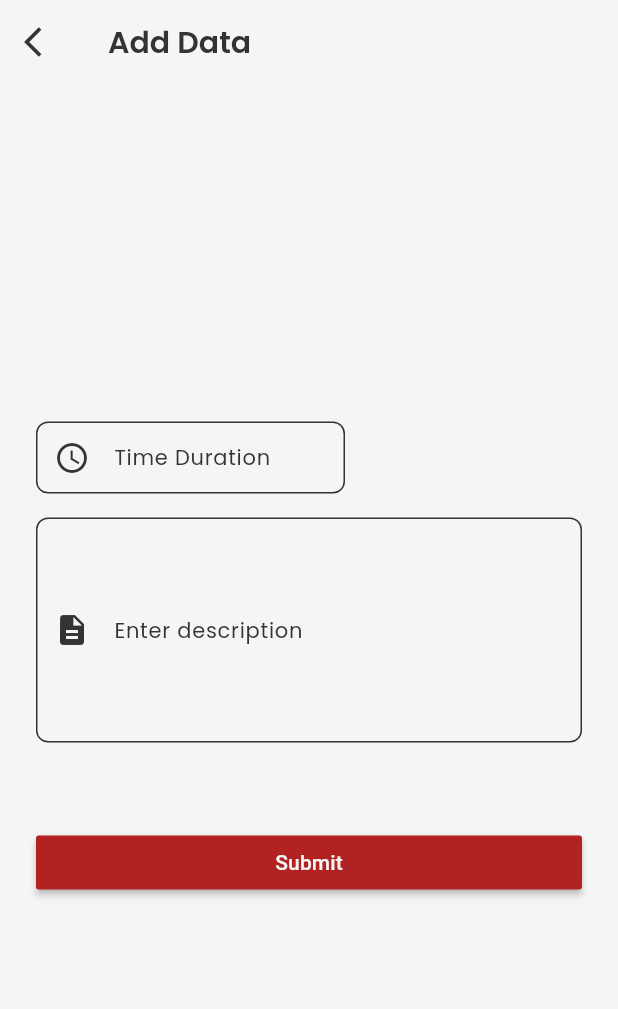
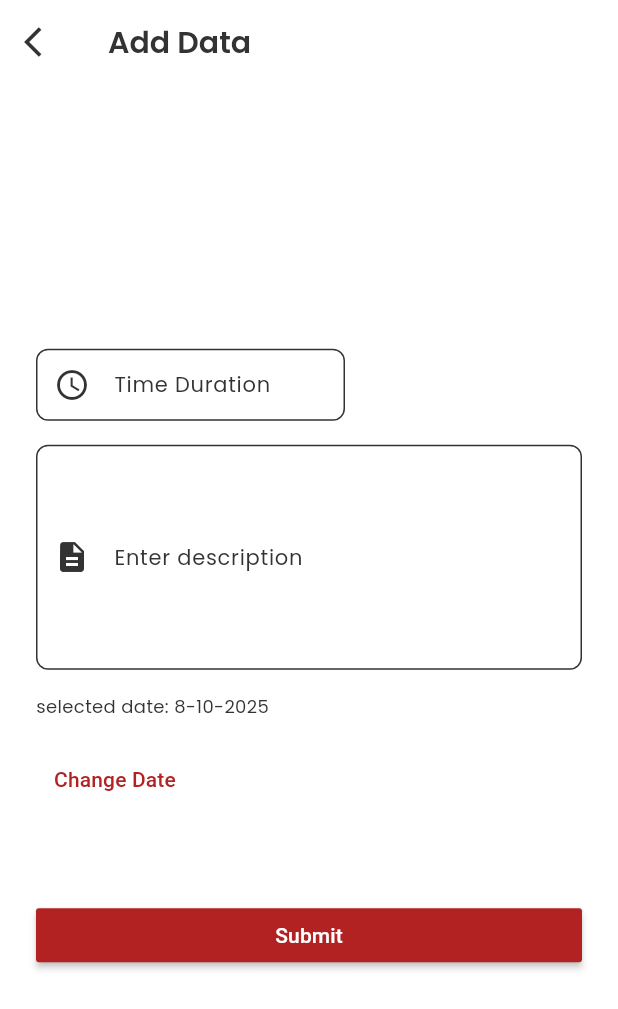
Before and after one commit to Wandilekubheka/kasi_care, a Flutter app: the screen it shows once a user with an empty profile is signed in, after a tap on the "add" icon, on a phone screen of 412 x 824 dp. Shown: the top 1009 px of the screen. Run offline on Flutter 3.47's test engine with Material 3 defaults, Android fonts, the phone set to English and light mode, and no system bars; our stand-ins replace cloud_firestore, firebase_auth, firebase_core, flutter_bloc, google_fonts; accounts and stored records are empty; generated files the repository leaves out were written again.

Commit message:
saving data about today

```diff
--- a/lib/core/theme/app_colors.dart
+++ b/lib/core/theme/app_colors.dart
@@ -4,7 +4,7 @@
 class AppColors {
   static const primary = 0xFFB22222; // FireBrick Red
   static const secondary = 0xFFFFFFFF; // White
-  static const background = 0xFFF5F5F5; // Light Grey
+  static const background = 0xFFFFFFFF; // Light Grey
   static const textPrimary = 0xFF333333; // Dark Grey
   static const textSecondary = 0xFF777777; // Medium Grey
   static const accent = 0xFFFFA500; // Orange
--- a/lib/core/theme/ktheme.dart
+++ b/lib/core/theme/ktheme.dart
@@ -6,7 +6,7 @@ abstract class Ktheme {
   static final appTheme = ThemeData(
     iconButtonTheme: IconButtonThemeData(
       style: ButtonStyle(
-        iconColor: MaterialStateProperty.all(Color(AppColors.background)),
+        iconColor: MaterialStateProperty.all(Color(AppColors.textPrimary)),
       ),
     ),
     inputDecorationTheme: InputDecorationTheme(
--- a/lib/features/auth/pages/screens/login_page.dart
+++ b/lib/features/auth/pages/screens/login_page.dart
@@ -38,6 +38,14 @@ class _LoginPageState extends State<LoginPage> {
                 child: Column(
                   children: [
                     Spacer(),
+
+                    Image.asset('assets/images/logo.jpg', height: 100),
+                    const SizedBox(height: 16),
+                    Text(
+                      'Welcome Back',
+                      style: Theme.of(context).textTheme.headlineMedium,
+                    ),
+                    const SizedBox(height: 16),
                     CustomTextFormField(
                       controller: emailController,
                       keyboardType: TextInputType.emailAddress,
--- /dev/null
+++ b/lib/features/home/blocs/home/home_cupit.dart
@@ -0,0 +1,41 @@
+import 'package:flutter_bloc/flutter_bloc.dart';
+import 'package:kasi_care/features/home/blocs/home/home_state.dart';
+import 'package:kasi_care/features/home/data/models/day.dart';
+import 'package:kasi_care/features/home/data/repository/impcalender_repository.dart';
+
+class HomeCupit extends Cubit<HomeState> {
+  final ImpCalendarRepository dataSource;
+  HomeCupit(this.dataSource) : super(HomeInitial()) {
+    fetchData(DateTime.now());
+  }
+
+  Future<void> fetchData(DateTime date) async {
+    emit(HomeLoading());
+    try {
+      final monthData = await dataSource.fetchMonthlyData(date);
+      emit(HomeMonthData(monthData));
+    } catch (e) {
+      if (e is FormatException) {
+        emit(HomeError(e.message));
+      } else {
+        print(e);
+        emit(HomeError('An unexpected error occurred'));
+      }
+    }
+  }
+
+  Future<void> addData(DayData dayData) async {
+    emit(HomeLoading());
+    try {
+      await dataSource.addDataToMonth(dayData);
+      final monthData = await dataSource.fetchMonthlyData(dayData.date);
+      emit(HomeMonthData(monthData));
+    } catch (e) {
+      if (e is FormatException) {
+        emit(HomeError(e.message));
+      } else {
+        emit(HomeError('An unexpected error occurred'));
+      }
+    }
+  }
+}
--- /dev/null
+++ b/lib/features/home/blocs/home/home_state.dart
@@ -0,0 +1,18 @@
+import 'package:kasi_care/features/home/data/models/day.dart';
+
+class HomeState {}
+
+class HomeInitial extends HomeState {}
+
+class HomeLoading extends HomeState {}
+
+class HomeMonthData extends HomeState {
+  final List<DayData> data;
+  HomeMonthData(this.data);
+}
+
+class HomeError extends HomeState {
+  final String message;
+
+  HomeError(this.message);
+}
--- a/lib/features/home/data/models/day.dart
+++ b/lib/features/home/data/models/day.dart
@@ -1 +1,44 @@
-class dayData {}
+class DayData {
+  final DateTime id;
+  final String description;
+  final int timeSpent;
+  final DateTime date;
+
+  DayData({
+    required this.id,
+    required this.description,
+    required this.timeSpent,
+    required this.date,
+  });
+
+  factory DayData.fromJson(Map<String, dynamic> json) {
+    return DayData(
+      id: DateTime.parse(json['id']),
+      description: json['description'] ?? '',
+      timeSpent: json['timeSpent'] ?? 0,
+      date: DateTime.parse(json['date']),
+    );
+  }
+  Map<String, dynamic> toJson() {
+    return {
+      'id': id.toIso8601String(),
+      'description': description,
+      'timeSpent': timeSpent,
+      'date': date.toIso8601String(),
+    };
+  }
+
+  DayData copyWith({
+    DateTime? id,
+    String? description,
+    int? timeSpent,
+    DateTime? date,
+  }) {
+    return DayData(
+      id: id ?? this.id,
+      description: description ?? this.description,
+      timeSpent: timeSpent ?? this.timeSpent,
+      date: date ?? this.date,
+    );
+  }
+}
--- /dev/null
+++ b/lib/features/home/data/repository/impcalender_repository.dart
@@ -0,0 +1,34 @@
+import 'package:kasi_care/features/home/data/models/day.dart';
+import 'package:kasi_care/features/home/data/service/firestore.dart';
+import 'package:kasi_care/features/home/data/service/local_database.dart';
+import 'package:kasi_care/features/home/domain/repository/calendar_repository.dart';
+
+class ImpCalendarRepository implements CalendarRepository {
+  final String userId;
+  final FirestoreService firestoreService;
+  final LocalDatabase localDatabase;
+  ImpCalendarRepository({
+    required this.userId,
+    required this.firestoreService,
+    required this.localDatabase,
+  });
+  @override
+  Future<List<DayData>> fetchMonthlyData(DateTime date) async {
+    return await firestoreService.fetchMonthData(date);
+  }
+
+  @override
+  Future<void> addDataToMonth(DayData dayData) async {
+    return await firestoreService.addData(dayData);
+  }
+
+  @override
+  Future<void> updateData(DayData date) async {
+    return await firestoreService.updateData(date);
+  }
+
+  @override
+  Future<void> deleteData(DateTime date) async {
+    return await firestoreService.deleteData(date);
+  }
+}
--- /dev/null
+++ b/lib/features/home/data/service/firestore.dart
@@ -0,0 +1,59 @@
+import 'package:cloud_firestore/cloud_firestore.dart';
+import 'package:kasi_care/features/home/data/models/day.dart';
+
+class FirestoreService {
+  final String userId;
+  final FirebaseFirestore firebaseFirestore;
+  FirestoreService({required this.userId, required this.firebaseFirestore});
+  Future<List<DayData>> fetchMonthData(DateTime date) async {
+    try {
+      final querySnapshot = await firebaseFirestore
+          .collection('users')
+          .doc(userId)
+          .collection('${date.year - date.month}')
+          .get();
+
+      return querySnapshot.docs
+          .map((doc) => DayData.fromJson(doc.data()))
+          .toList();
+    } catch (e) {
+      rethrow;
+    }
+  }
+
+  Future<void> addData(DayData dayData) async {
+    try {
+      await firebaseFirestore
+          .collection('users')
+          .doc(userId)
+          .collection('${dayData.id.year - dayData.id.month}')
+          .doc(dayData.id.toIso8601String())
+          .set(dayData.toJson());
+    } catch (e) {
+      rethrow;
+    }
+    // Implementation for adding data to Firestore
+  }
+
+  Future<void> updateData(DayData dayData) async {
+    // Implementation for updating data in Firestore
+  }
+
+  Future<void> deleteData(DateTime id) async {
+    try {
+      await firebaseFirestore
+          .collection('users')
+          .doc(userId)
+          .collection('${id.year - id.month}')
+          .doc(id.toIso8601String())
+          .delete();
+    } catch (e) {
+      rethrow;
+    }
+  }
+
+  Future<Map<String, List<DayData>>> fetchOverallData() async {
+    // Implementation for fetching user data from Firestore
+    return {};
+  }
+}
--- a/lib/features/home/pages/screens/add_data_page.dart
+++ b/lib/features/home/pages/screens/add_data_page.dart
@@ -1,14 +1,40 @@
 import 'package:flutter/material.dart';
+import 'package:flutter_bloc/flutter_bloc.dart';
 import 'package:kasi_care/core/theme/app_colors.dart';
+import 'package:kasi_care/features/home/blocs/home/home_cupit.dart';
+import 'package:kasi_care/features/home/data/models/day.dart';
 
 class AddDataPage extends StatefulWidget {
-  const AddDataPage({super.key});
+  final DateTime? defaultDate;
+  const AddDataPage({super.key, this.defaultDate});
 
   @override
   State<AddDataPage> createState() => _AddDataPageState();
 }
 
 class _AddDataPageState extends State<AddDataPage> {
+  late DateTime selectedDate;
+  final TextEditingController timeDurationController = TextEditingController();
+  final TextEditingController descriptionController = TextEditingController();
+
+  @override
+  void initState() {
+    super.initState();
+    selectedDate = widget.defaultDate ?? DateTime.now();
+  }
+
+  Future<void> submit(BuildContext context) async {
+    await context.read<HomeCupit>().addData(
+      DayData(
+        date: selectedDate,
+        id: selectedDate,
+        description: descriptionController.text,
+        timeSpent: int.parse(timeDurationController.text),
+      ),
+    );
+    Navigator.pop(context);
+  }
+
   @override
   Widget build(BuildContext context) {
     return Scaffold(
@@ -41,13 +67,38 @@ class _AddDataPageState extends State<AddDataPage> {
 
                 /// description field
                 _descriptionField(),
+                Text(
+                  'selected date: ${selectedDate.day}-${selectedDate.month}-${selectedDate.year}',
+                ),
+                TextButton(
+                  onPressed: () {
+                    // show date picker
+                    showDatePicker(
+                      context: context,
+                      initialDate: selectedDate,
+                      firstDate: DateTime(2000),
+                      lastDate: DateTime.now(),
+                    ).then((pickedDate) {
+                      if (pickedDate != null) {
+                        setState(() {
+                          // update selected date
+                          selectedDate = pickedDate;
+                        });
+                      }
+                    });
+                  },
+                  child: const Text("Change Date"),
+                ),
                 SizedBox(height: 24),
+
                 SizedBox(
                   width: double.infinity,
                   child: MaterialButton(
                     color: Color(AppColors.primary),
                     textColor: Color(AppColors.background),
-                    onPressed: () {},
+                    onPressed: () async {
+                      await submit(context);
+                    },
                     child: Text("Submit"),
                   ),
                 ),
@@ -61,6 +112,7 @@ class _AddDataPageState extends State<AddDataPage> {
 
   Widget _timeDurationField() {
     return TextFormField(
+      controller: timeDurationController,
       decoration: const InputDecoration(
         labelText: 'Time Duration',
         hintText: 'Minutes spent',
@@ -78,6 +130,7 @@ class _AddDataPageState extends State<AddDataPage> {
 
   Widget _descriptionField() {
     return TextFormField(
+      controller: descriptionController,
       minLines: 6,
       maxLines: null,
       decoration: const InputDecoration(
--- a/lib/features/home/pages/screens/home_page.dart
+++ b/lib/features/home/pages/screens/home_page.dart
@@ -1,5 +1,10 @@
 import 'package:flutter/material.dart';
+import 'package:flutter_bloc/flutter_bloc.dart';
 import 'package:kasi_care/core/theme/app_colors.dart';
+import 'package:kasi_care/features/auth/data/services/fireabse_auth.dart';
+import 'package:kasi_care/features/home/blocs/home/home_cupit.dart';
+import 'package:kasi_care/features/home/blocs/home/home_state.dart';
+import 'package:kasi_care/features/home/data/models/day.dart';
 import 'package:kasi_care/features/home/pages/screens/add_data_page.dart';
 
 class HomePage extends StatefulWidget {
@@ -11,6 +16,9 @@ class HomePage extends StatefulWidget {
 
 class _HomePageState extends State<HomePage> {
   final DateTime _today = DateTime.now();
+  double totalHours = 0;
+  double totalMins = 0;
+  final FirebaseAuthService _authService = FirebaseAuthService();
   @override
   Widget build(BuildContext context) {
     return Scaffold(
@@ -18,7 +26,7 @@ class _HomePageState extends State<HomePage> {
         onPressed: () {
           Navigator.push(
             context,
-            MaterialPageRoute(builder: (context) => const AddDataPage()),
+            MaterialPageRoute(builder: (context) => AddDataPage()),
           );
         },
         child: Icon(Icons.add),
@@ -29,7 +37,8 @@ class _HomePageState extends State<HomePage> {
         actions: [
           IconButton(
             icon: const Icon(Icons.download, color: Colors.black),
-            onPressed: () {
+            onPressed: () async {
+              await _authService.signOut();
               // downloads data for the month
             },
           ),
@@ -37,77 +46,63 @@ class _HomePageState extends State<HomePage> {
       ),
       body: SafeArea(
         child: SingleChildScrollView(
-          child: Padding(
+          child: BlocBuilder<HomeCupit, HomeState>(
+            builder: (context, state) {
+              if (state is HomeLoading) {
+                return const Center(child: CircularProgressIndicator());
+              }
+              if (state is HomeError) {
+                return Center(child: Text(state.message));
+              }
+              return Padding(
                 padding: const EdgeInsets.all(16),
                 child: Column(
                   children: [
-                _scrollableHorizontalCalender(),
-                GestureDetector(
-                  child: Card(
-                    color: Color(AppColors.primary),
-                    child: Container(
-                      decoration: BoxDecoration(
-                        borderRadius: BorderRadius.circular(8),
+                    // fetch data for the selected month
+                    _scrollableHorizontalCalender((monthIndex) async {
+                      await context.read<HomeCupit>().fetchData(
+                        DateTime(_today.year, monthIndex + 1, _today.day),
+                      );
+                    }),
+                    const SizedBox(height: 16),
+                    if (state is HomeMonthData)
+                      ...state.data.map((dayData) {
+                        totalHours += dayData.timeSpent ~/ 60;
+                        totalMins += dayData.timeSpent % 60;
+                        final hours = dayData.timeSpent ~/ 60;
+                        final mins = dayData.timeSpent % 60;
+                        return Column(
+                          children: [
+                            _buildDataCard(
+                              dayData,
+                              hours.toDouble(),
+                              mins.toDouble(),
                             ),
-                      height: 100,
-                      width: double.infinity,
-                      child: Row(
-                        children: [
-                          Container(
-                            height: double.infinity,
-                            width: 80,
-                            decoration: BoxDecoration(
-                              borderRadius: BorderRadius.circular(8),
-                              color: Color(AppColors.background),
-                            ),
-                            margin: const EdgeInsets.all(8),
-                            child: Column(
-                              mainAxisAlignment: MainAxisAlignment.center,
+                          ],
+                        );
+                      }).toList(),
+                    const SizedBox(height: 16),
+
+                    Row(
+                      mainAxisAlignment: MainAxisAlignment.spaceBetween,
                       children: [
                         Text(
-                                  _today.day.toString(),
-                                  style: const TextStyle(
-                                    fontSize: 24,
-                                    fontWeight: FontWeight.bold,
-                                  ),
+                          "Month hours: ",
+                          style: Theme.of(context).textTheme.titleMedium,
                         ),
                         Text(
-                                  _dateFormatter(_today.month - 1),
-                                  style: const TextStyle(fontSize: 16),
-                                ),
-                              ],
-                            ),
-                          ),
-                          const SizedBox(width: 16),
-                          Column(
-                            mainAxisAlignment: MainAxisAlignment.center,
-                            crossAxisAlignment: CrossAxisAlignment.start,
-                            children: const [
-                              Text(
-                                "Meeting with Team",
-                                style: TextStyle(
-                                  fontSize: 18,
-                                  fontWeight: FontWeight.bold,
-                                  color: Colors.white,
-                                ),
-                              ),
-                              SizedBox(height: 8),
-                              Text(
-                                "10:00 AM - 11:00 AM",
+                          "${totalHours.toInt()} hrs ${totalMins.toInt()} mins",
                           style: TextStyle(
                             fontSize: 16,
-                                  color: Colors.white,
+                            fontWeight: FontWeight.bold,
                           ),
                         ),
                       ],
                     ),
                   ],
                 ),
-                    ),
-                  ),
-                ),
-              ],
-            ),
+              );
+            },
           ),
         ),
       ),
@@ -133,14 +128,14 @@ class _HomePageState extends State<HomePage> {
     return months[index];
   }
 
-  Widget _scrollableHorizontalCalender() {
+  Widget _scrollableHorizontalCalender(Function(int) onTap) {
     return SingleChildScrollView(
       scrollDirection: Axis.horizontal,
       child: Row(
         children: List.generate(_today.month, (index) {
           return InkWell(
             onTap: () {
-              // downloads data for the month
+              onTap(index);
             },
             child: Container(
               margin: const EdgeInsets.symmetric(horizontal: 8),
@@ -174,4 +169,66 @@ class _HomePageState extends State<HomePage> {
       ),
     );
   }
+
+  Widget _buildDataCard(DayData data, double hours, double mins) {
+    return GestureDetector(
+      child: Card(
+        color: Color(AppColors.primary),
+        child: Container(
+          decoration: BoxDecoration(borderRadius: BorderRadius.circular(8)),
+          height: 100,
+          width: double.infinity,
+          child: Row(
+            children: [
+              Container(
+                height: double.infinity,
+                width: 80,
+                decoration: BoxDecoration(
+                  borderRadius: BorderRadius.circular(8),
+                  color: Color(AppColors.background),
+                ),
+                margin: const EdgeInsets.all(8),
+                child: Column(
+                  mainAxisAlignment: MainAxisAlignment.center,
+                  children: [
+                    Text(
+                      data.date.day.toString(),
+                      style: const TextStyle(
+                        fontSize: 24,
+                        fontWeight: FontWeight.bold,
+                      ),
+                    ),
+                    Text(
+                      _dateFormatter(data.date.month - 1),
+                      style: const TextStyle(fontSize: 16),
+                    ),
+                  ],
+                ),
+              ),
+              const SizedBox(width: 16),
+              Column(
+                mainAxisAlignment: MainAxisAlignment.center,
+                crossAxisAlignment: CrossAxisAlignment.start,
+                children: [
+                  Text(
+                    data.description,
+                    style: TextStyle(
+                      fontSize: 18,
+                      fontWeight: FontWeight.bold,
+                      color: Colors.white,
+                    ),
+                  ),
+                  SizedBox(height: 8),
+                  Text(
+                    '${hours.toInt()} hours, ${mins.toInt()} mins',
+                    style: TextStyle(fontSize: 16, color: Colors.white),
+                  ),
+                ],
+              ),
+            ],
+          ),
+        ),
+      ),
+    );
   }
+}
--- a/lib/main.dart
+++ b/lib/main.dart
@@ -5,11 +5,14 @@
 import 'package:kasi_care/core/blocs/user_cubit.dart';
 import 'package:kasi_care/core/data/models/firebase.dart';
 import 'package:kasi_care/core/theme/ktheme.dart';
-import 'package:kasi_care/core/theme/widgets/app_tabbar.dart';
 import 'package:kasi_care/features/auth/data/repository/auth_repository.dart';
 import 'package:kasi_care/features/auth/data/services/fireabse_auth.dart';
 import 'package:kasi_care/features/auth/pages/blocs/auth_bloc.dart';
 import 'package:kasi_care/features/auth/pages/screens/login_page.dart';
+import 'package:kasi_care/features/home/blocs/home/home_cupit.dart';
+import 'package:kasi_care/features/home/data/repository/impcalender_repository.dart';
+import 'package:kasi_care/features/home/data/service/firestore.dart';
+import 'package:kasi_care/features/home/data/service/local_database.dart';
 import 'package:kasi_care/features/home/pages/screens/home_page.dart';
 import 'package:kasi_care/firebase_options.dart';
 
@@ -22,11 +25,21 @@
     FirebaseAuthService(),
     FirebaseInstance.firestoreInstance,
   );
+  final datasource = ImpCalendarRepository(
+    userId: FirebaseInstance.auth.currentUser?.uid ?? "",
+    firestoreService: FirestoreService(
+      userId: FirebaseInstance.auth.currentUser?.uid ?? "",
+      firebaseFirestore: FirebaseInstance.firestoreInstance,
+    ),
+    localDatabase: LocalDatabase(),
+  );
+
   runApp(
     MultiBlocProvider(
       providers: [
         BlocProvider(create: (context) => AuthBloc(authRepository)),
         BlocProvider(create: (context) => UserCubit()),
+        BlocProvider(create: (context) => HomeCupit(datasource)),
       ],
       child: const MyApp(),
     ),
@@ -49,6 +62,7 @@
           } else if (snapshot.hasError) {
             return const Center(child: Text('Error'));
           } else if (snapshot.hasData) {
+            print('User is logged in: ${snapshot.data?.email}');
             return const HomePage();
           } else {
             return const LoginPage();
```
Also changed, not shown: lib/features/auth/pages/screens/register_page.dart (+28 -4 lines), lib/features/home/data/service/data_source.dart (added, +29 -0 lines), lib/features/home/data/service/local_database.dart (added, +27 -0 lines), lib/features/home/domain/repository/calendar_repository.dart (+8 -0 lines), pubspec.yaml (+4 -3 lines), assets/images/logo.jpg (added). Lines whose indentation alone changed are shown as unchanged.
